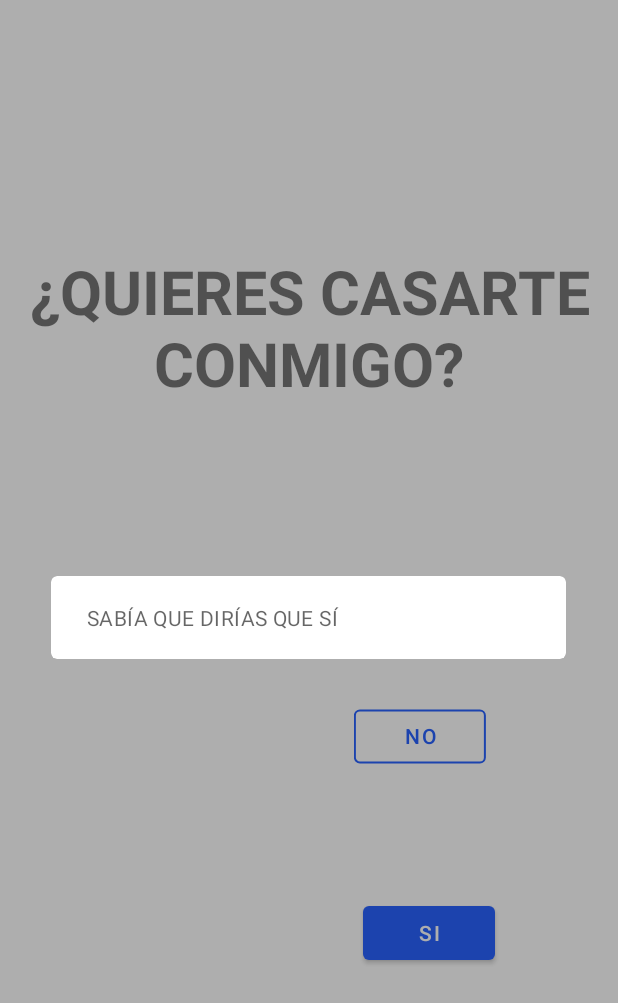
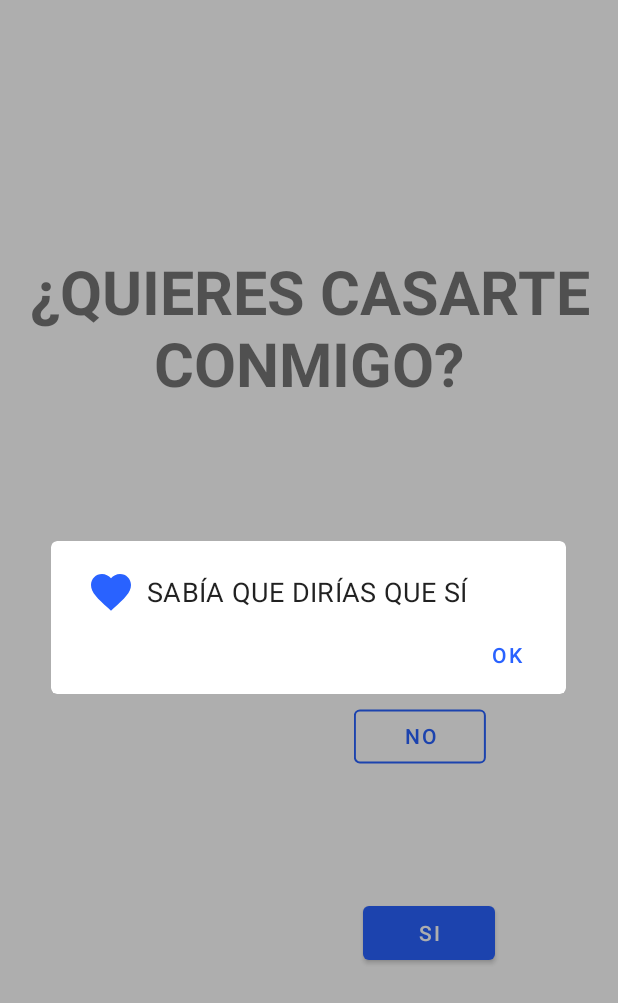
Before and after one commit to maurozegarra/MarryMe, an Android app: the screen it shows after launch (MainActivity), after a tap on "SI", on a phone screen of 412 x 824 dp. Shown: the top 1003 px of the screen. Run offline under Robolectric (Android 15) with nearby library versions, the phone set to English and light mode, and no system bars; 1 other tap on this screen came first.

Commit message:
improve dialog

```diff
--- a/app/src/main/java/com/maurozegarra/example/marryme/MainActivity.kt
+++ b/app/src/main/java/com/maurozegarra/example/marryme/MainActivity.kt
@@ -29,7 +29,12 @@ class MainActivity : AppCompatActivity() {
 
     private fun openDialog() {
         MaterialAlertDialogBuilder(this)
-            .setMessage(resources.getString(R.string.i_knew_it))
+            //.setMessage(resources.getString(R.string.i_knew_it))
+            .setPositiveButton(resources.getString(R.string.ok)) { _, _ ->
+                // Respond to positive button press
+            }
+            .setTitle(resources.getString(R.string.i_knew_it))
+            .setIcon(R.drawable.ic_heart)
             .show()
     }
 
--- /dev/null
+++ b/app/src/main/res/drawable/ic_heart.xml
@@ -0,0 +1,10 @@
+<vector xmlns:android="http://schemas.android.com/apk/res/android"
+    android:width="24dp"
+    android:height="24dp"
+    android:viewportWidth="24"
+    android:viewportHeight="24"
+    android:tint="#2962FF">
+  <path
+      android:fillColor="@android:color/black"
+      android:pathData="M12,21.35l-1.45,-1.32C5.4,15.36 2,12.28 2,8.5 2,5.42 4.42,3 7.5,3c1.74,0 3.41,0.81 4.5,2.09C13.09,3.81 14.76,3 16.5,3 19.58,3 22,5.42 22,8.5c0,3.78 -3.4,6.86 -8.55,11.54L12,21.35z"/>
+</vector>
--- a/app/src/main/res/layout/activity_main.xml
+++ b/app/src/main/res/layout/activity_main.xml
@@ -34,7 +34,7 @@
         app:layout_constraintEnd_toEndOf="parent"
         app:layout_constraintStart_toStartOf="parent"
         app:layout_constraintTop_toBottomOf="@+id/text_question"
-        tools:background="@android:color/darker_gray">
+        tools:background="@android:color/white">
 
         <com.google.android.material.button.MaterialButton
             android:id="@+id/button_no"
--- a/app/src/main/res/values/strings.xml
+++ b/app/src/main/res/values/strings.xml
@@ -4,4 +4,5 @@
     <string name="no">No</string>
     <string name="yes">Si</string>
     <string name="i_knew_it">SABÍA QUE DIRÍAS QUE SÍ</string>
+    <string name="ok">OK</string>
 </resources>
```
